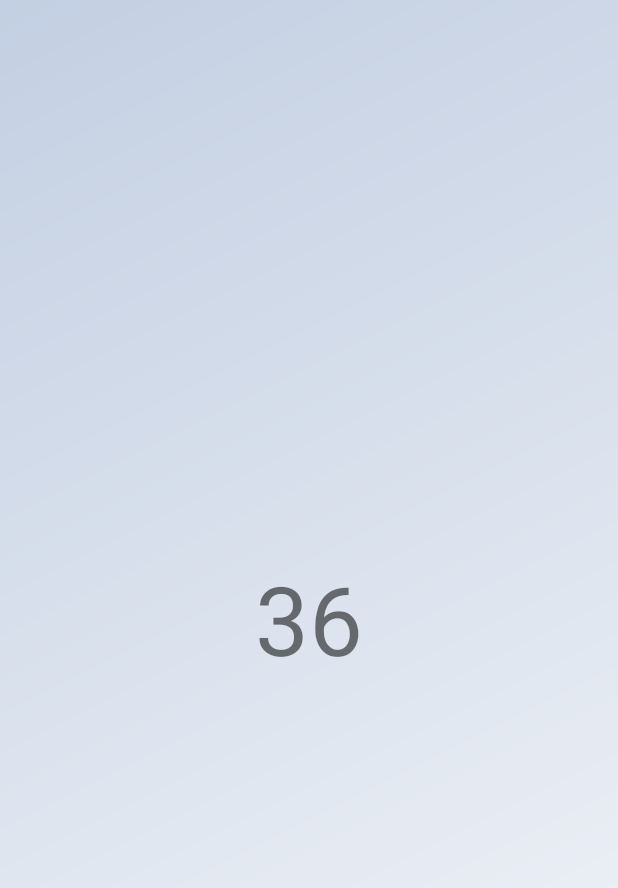
After one commit to mabahmani/SWG, an Android app: the layout fragment_speed_match_rank_list.xml on its own in the app's theme, with its tools: preview values and no code run, on a phone screen of 412 x 824 dp. The commit adds this screen. Shown: the top 888 px of the screen. Run offline under Robolectric (Android 15) with nearby library versions, the phone set to English and light mode, and no system bars.

```diff
--- a/app/build.gradle
+++ b/app/build.gradle
@@ -19,10 +19,11 @@ android {
 }
 
 dependencies {
-    implementation fileTree(dir: 'libs', include: ['*.jar'])
+    implementation fileTree(include: ['*.jar'], dir: 'libs')
     implementation 'com.android.support:appcompat-v7:26.1.0'
     implementation 'com.android.support.constraint:constraint-layout:1.1.0'
     testImplementation 'junit:junit:4.12'
     androidTestImplementation 'com.android.support.test:runner:1.0.1'
     androidTestImplementation 'com.android.support.test.espresso:espresso-core:3.0.1'
+    implementation 'com.google.code.gson:gson:2.8.2'
 }
--- a/app/src/main/java/com/mab/swg/MainActivity.java
+++ b/app/src/main/java/com/mab/swg/MainActivity.java
@@ -4,6 +4,7 @@ import android.content.Intent;
 import android.graphics.Typeface;
 import android.os.Bundle;
 import android.support.v7.app.AppCompatActivity;
+import android.util.Log;
 import android.view.View;
 import android.widget.FrameLayout;
 import android.widget.TextView;
--- /dev/null
+++ b/app/src/main/res/layout/fragment_speed_match_rank_list.xml
@@ -0,0 +1,19 @@
+<?xml version="1.0" encoding="utf-8"?>
+<android.support.constraint.ConstraintLayout xmlns:android="http://schemas.android.com/apk/res/android"
+    android:layout_width="match_parent"
+    android:layout_height="match_parent"
+    android:background="@drawable/get_name_dialog_bg"
+    xmlns:app="http://schemas.android.com/apk/res-auto">
+
+    <TextView
+        android:id="@+id/best_user_tv"
+        android:layout_width="wrap_content"
+        app:layout_constraintLeft_toLeftOf="parent"
+        app:layout_constraintRight_toRightOf="parent"
+        app:layout_constraintTop_toTopOf="parent"
+        app:layout_constraintBottom_toBottomOf="parent"
+        android:text="36"
+        android:textSize="64sp"
+        android:layout_height="wrap_content" />
+
+</android.support.constraint.ConstraintLayout>
```
Also changed, not shown: app/src/main/java/com/mab/swg/SpeedMatchActivity.java (+18 -0 lines), app/src/main/java/com/mab/swg/SpeedMatchPreferenceManager.java (added, +45 -0 lines), app/src/main/java/com/mab/swg/SpeedMatchRankListFragment.java (added, +32 -0 lines), app/src/main/java/com/mab/swg/SpeedMatchStartGameFragment.java (+19 -0 lines), app/src/main/java/com/mab/swg/Users.java (added, +30 -0 lines), app/src/main/res/layout/activity_speed_match.xml (+12 -0 lines).
